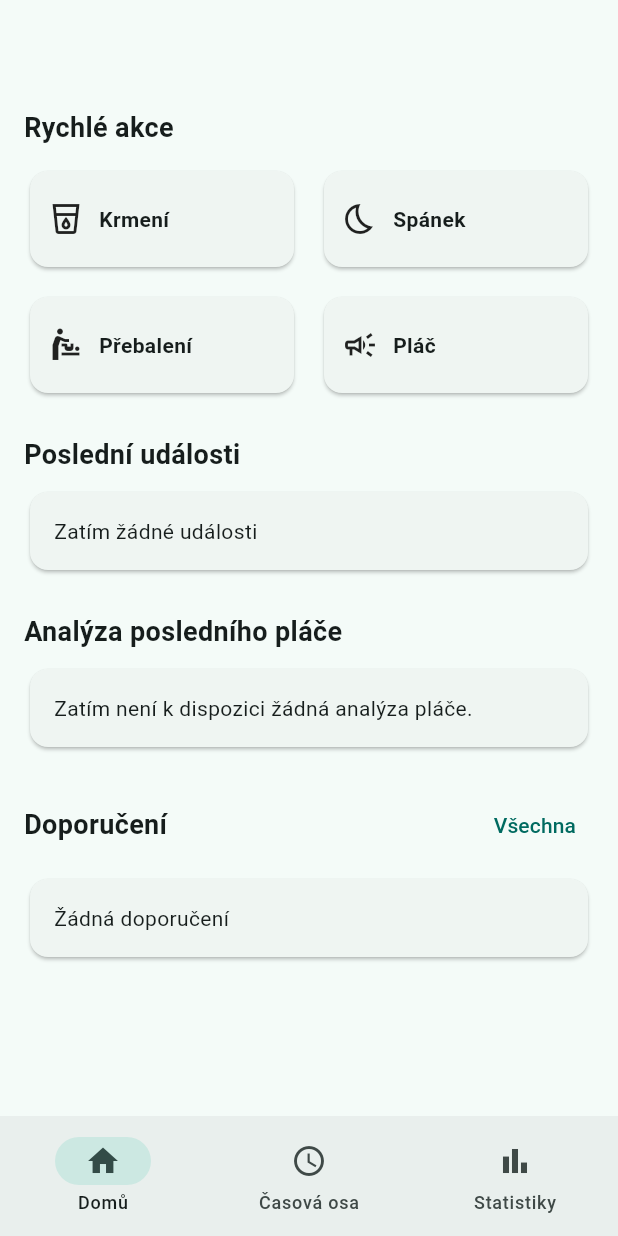
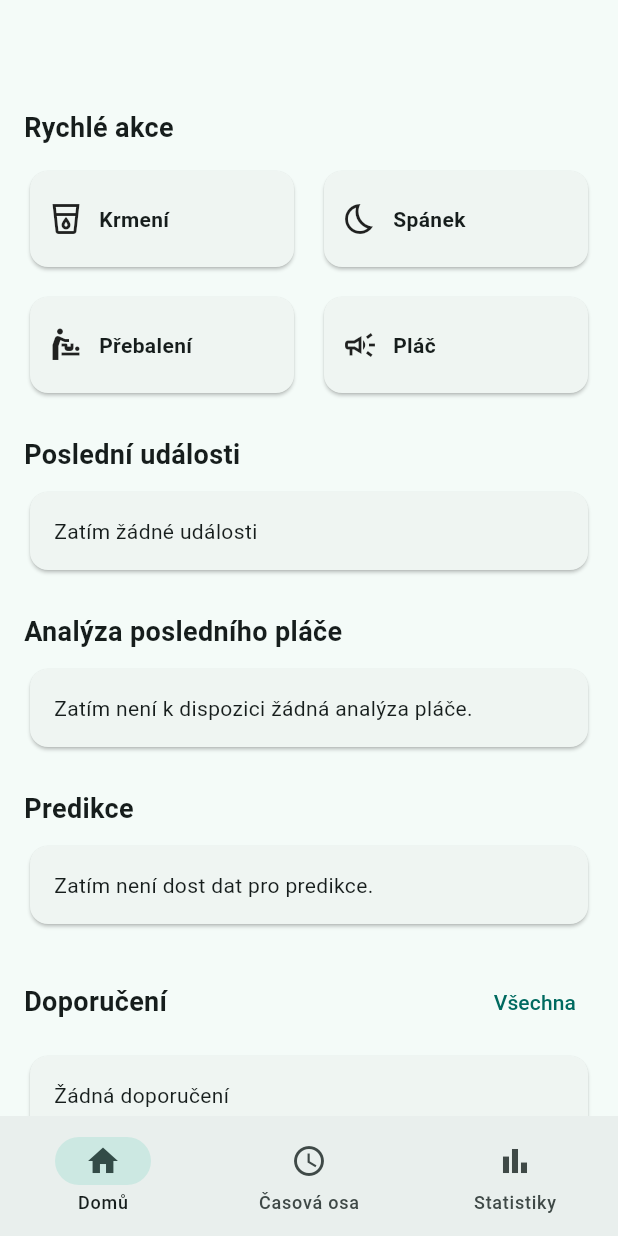
Before and after one commit to decrid/bebia, a Flutter app: the screen it shows after launch, on a phone screen of 412 x 824 dp. Run offline on Flutter 3.47's test engine with Material 3 defaults, Android fonts, the phone set to English and light mode, and no system bars; our stand-ins replace isar_community; accounts and stored records are empty; generated files the repository leaves out were written again.

Commit message:
feat: add basic prediction foundation

```diff
--- a/lib/core/app_services.dart
+++ b/lib/core/app_services.dart
@@ -2,6 +2,7 @@ import '../data/repositories/timeline_repository.dart';
 import '../features/recommendations/recommendation_service.dart';
 import '../features/timeline/timeline_controller.dart';
 import '../features/crying/crying_analysis_service.dart';
+import '../features/predictions/prediction_service.dart';
 
 class AppServices {
   static final TimelineRepository timelineRepository = TimelineRepository();
@@ -14,4 +15,7 @@ class AppServices {
 
   static final CryingAnalysisService cryingAnalysisService =
     CryingAnalysisService(timelineRepository);
+
+  static final PredictionService predictionService =
+    PredictionService(timelineRepository);
 }
--- a/lib/features/home/home_screen.dart
+++ b/lib/features/home/home_screen.dart
@@ -4,6 +4,7 @@ import '../crying/crying_analysis_result.dart';
 import '../crying/crying_form_screen.dart';
 import '../diaper/diaper_form_screen.dart';
 import '../feeding/feeding_form_screen.dart';
+import '../predictions/prediction_model.dart';
 import '../recommendations/recommendation_model.dart';
 import '../recommendations/recommendations_screen.dart';
 import '../sleep/sleep_form_screen.dart';
@@ -21,12 +22,14 @@ class HomeScreen extends StatefulWidget {
 class _HomeScreenState extends State<HomeScreen> {
   late Future<List<Recommendation>> _futureRecommendations;
   late Future<CryingAnalysisResult?> _futureCryingAnalysis;
+  late Future<List<Prediction>> _futurePredictions;
 
   @override
   void initState() {
     super.initState();
     _loadRecommendations();
     _loadCryingAnalysis();
+    _loadPredictions();
     AppServices.timelineController.load();
   }
 
@@ -40,17 +43,23 @@ class _HomeScreenState extends State<HomeScreen> {
         AppServices.cryingAnalysisService.analyzeLatestCrying();
   }
 
+  void _loadPredictions() {
+    _futurePredictions = AppServices.predictionService.getPredictions();
+  }
+
   Future<void> _refresh() async {
     await AppServices.timelineController.load();
 
     setState(() {
       _loadRecommendations();
       _loadCryingAnalysis();
+      _loadPredictions();
     });
 
     await Future.wait([
       _futureRecommendations,
       _futureCryingAnalysis,
+      _futurePredictions,
     ]);
   }
 
@@ -68,6 +77,14 @@ class _HomeScreenState extends State<HomeScreen> {
   }
 
   String _formatTime(DateTime time) {
+    final hour = time.hour.toString().padLeft(2, '0');
+    final minute = time.minute.toString().padLeft(2, '0');
+    return '$hour:$minute';
+  }
+
+  String _formatPredictionTime(DateTime? time) {
+    if (time == null) return '-';
+
     final hour = time.hour.toString().padLeft(2, '0');
     final minute = time.minute.toString().padLeft(2, '0');
     return '$hour:$minute';
@@ -304,6 +321,71 @@ class _HomeScreenState extends State<HomeScreen> {
               },
             ),
             const SizedBox(height: 24),
+            const Text(
+              'Predikce',
+              style: TextStyle(
+                fontSize: 18,
+                fontWeight: FontWeight.w600,
+              ),
+            ),
+            FutureBuilder<List<Prediction>>(
+              future: _futurePredictions,
+              builder: (context, snapshot) {
+                if (snapshot.connectionState == ConnectionState.waiting) {
+                  return const Padding(
+                    padding: EdgeInsets.only(top: 16),
+                    child: Center(
+                      child: CircularProgressIndicator(),
+                    ),
+                  );
+                }
+
+                if (snapshot.hasError) {
+                  return Padding(
+                    padding: const EdgeInsets.only(top: 8),
+                    child: Card(
+                      child: Padding(
+                        padding: const EdgeInsets.all(16),
+                        child: Text(
+                          'Chyba při načítání predikcí: ${snapshot.error}',
+                        ),
+                      ),
+                    ),
+                  );
+                }
+
+                final predictions = snapshot.data ?? [];
+
+                if (predictions.isEmpty) {
+                  return const Padding(
+                    padding: EdgeInsets.only(top: 8),
+                    child: Card(
+                      child: Padding(
+                        padding: EdgeInsets.all(16),
+                        child: Text('Zatím není dost dat pro predikce.'),
+                      ),
+                    ),
+                  );
+                }
+
+                return Column(
+                  children: predictions.map((prediction) {
+                    return Card(
+                      margin: const EdgeInsets.only(top: 8),
+                      child: ListTile(
+                        leading: const Icon(Icons.schedule_outlined),
+                        title: Text(prediction.title),
+                        subtitle: Text(
+                          '${prediction.description}\nOdhad: ${_formatPredictionTime(prediction.predictedTime)} • Jistota: ${(prediction.confidence * 100).round()} %',
+                        ),
+                        isThreeLine: true,
+                      ),
+                    );
+                  }).toList(),
+                );
+              },
+            ),
+            const SizedBox(height: 24),
             Row(
               mainAxisAlignment: MainAxisAlignment.spaceBetween,
               children: [
--- /dev/null
+++ b/lib/features/predictions/prediction_model.dart
@@ -0,0 +1,13 @@
+class Prediction {
+  final String title;
+  final String description;
+  final DateTime? predictedTime;
+  final double confidence;
+
+  Prediction({
+    required this.title,
+    required this.description,
+    required this.predictedTime,
+    required this.confidence,
+  });
+}
```
Also changed, not shown: lib/features/predictions/prediction_service.dart (added, +119 -0 lines).
